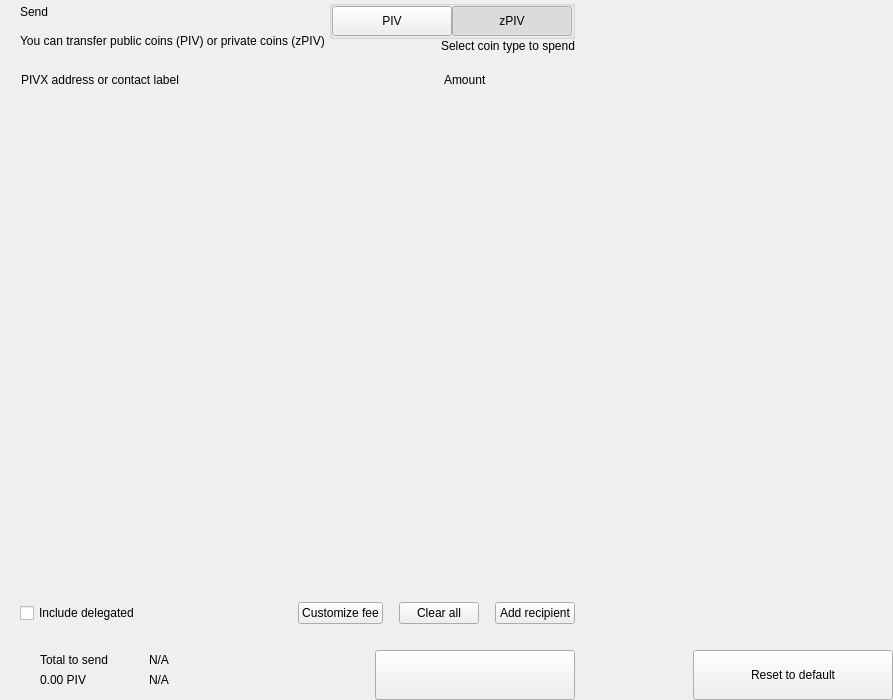
First picture: the form in src/qt/cari/forms/send.ui, repository VsyncCrypto/VSX, before the edit.
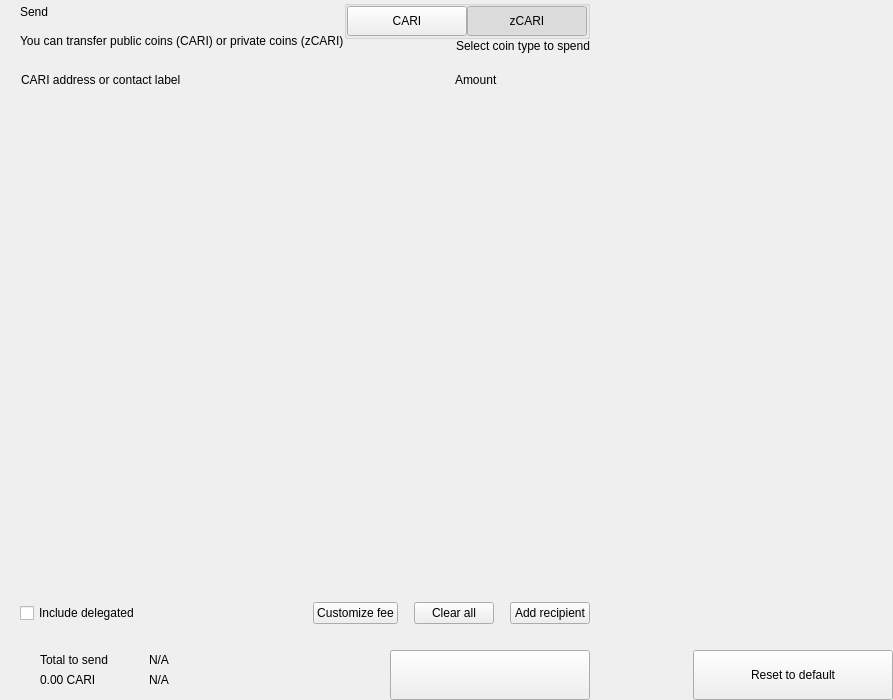
Second picture: the form after the edit. Custom widgets are drawn as their Qt base class.

The edit to the form file:
```diff
--- a/src/qt/cari/forms/send.ui
+++ b/src/qt/cari/forms/send.ui
@@ -81,7 +81,7 @@
             <item>
              <widget class="QLabel" name="labelSubtitle1">
               <property name="text">
-               <string>You can transfer public coins (PIV) or private coins (zPIV)</string>
+               <string>You can transfer public coins (CARI) or private coins (zCARI)</string>
               </property>
              </widget>
             </item>
@@ -147,7 +147,7 @@
                   <enum>Qt::NoFocus</enum>
                  </property>
                  <property name="text">
-                  <string>PIV</string>
+                  <string>CARI</string>
                  </property>
                  <property name="checkable">
                   <bool>true</bool>
@@ -175,7 +175,7 @@
                   <enum>Qt::NoFocus</enum>
                  </property>
                  <property name="text">
-                  <string>zPIV</string>
+                  <string>zCARI</string>
                  </property>
                  <property name="checkable">
                   <bool>true</bool>
@@ -244,7 +244,7 @@
              <string notr="true">margin-left:8px;</string>
             </property>
             <property name="text">
-             <string>PIVX address or contact label</string>
+             <string>CARI address or contact label</string>
             </property>
            </widget>
           </item>
@@ -567,7 +567,7 @@
                      <item>
                       <widget class="QLabel" name="labelAmountSend">
                        <property name="text">
-                        <string notr="true">0.00 PIV</string>
+                        <string notr="true">0.00 CARI</string>
                        </property>
                       </widget>
                      </item>
```
Left out of the diff: 2 changed lines with no effect on the pictures.
